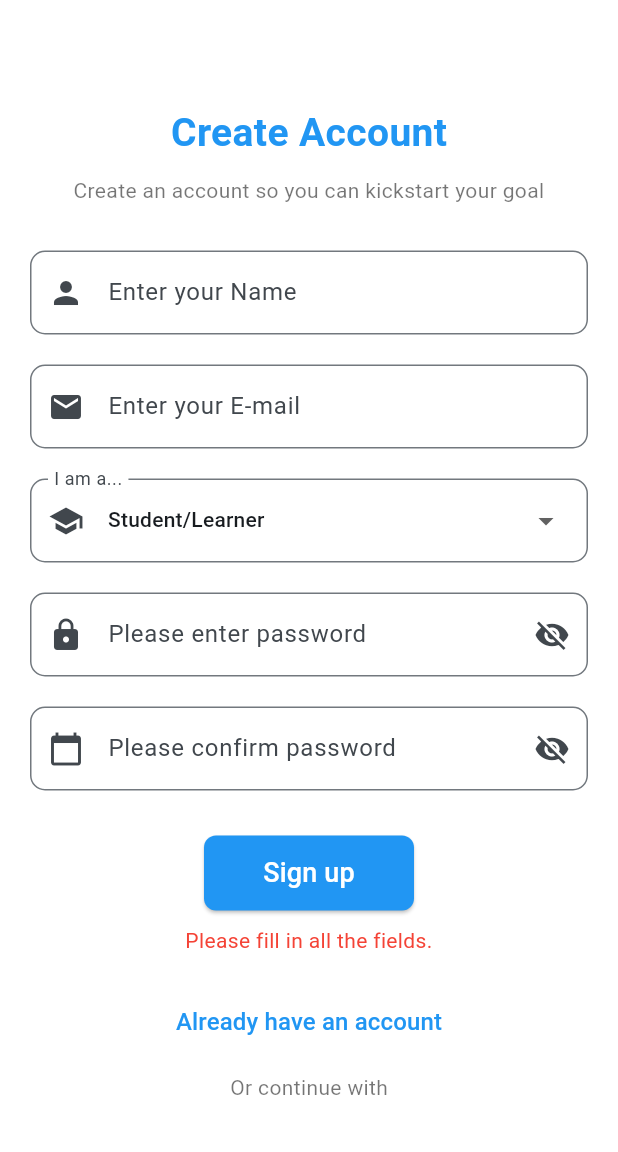
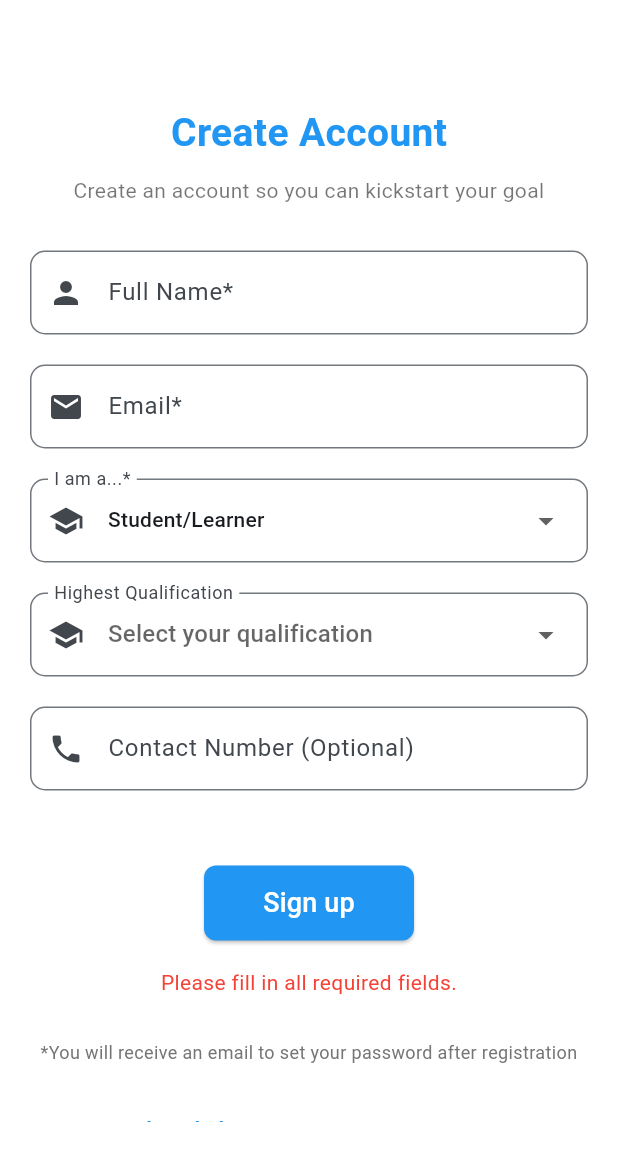
Before and after one commit to AnantKumarSingh26/Redesigned-Padhai, a Flutter app: the SignupPage screen opened directly, after a tap on "Sign up", on a phone screen of 412 x 824 dp, the part 84-1236 px from its top. Run offline on Flutter 3.47's test engine with Material 3 defaults, Android fonts, the phone set to English and light mode, and no system bars; our stand-ins replace cloud_firestore, firebase_auth, firebase_core, shared_preferences; accounts and stored records are empty; Roboto replaces fonts that are missing (Poppins).

Commit message:
Login/Signup issue solved

```diff
--- a/lib/signup.dart
+++ b/lib/signup.dart
@@ -1,3 +1,5 @@
+import 'dart:math';
+
 import 'package:flutter/material.dart';
 import 'package:firebase_auth/firebase_auth.dart';
 import 'package:cloud_firestore/cloud_firestore.dart';
@@ -12,71 +14,82 @@ class SignupPage extends StatefulWidget {
 class _SignupPageState extends State<SignupPage> {
   final TextEditingController _nameController = TextEditingController();
   final TextEditingController _emailController = TextEditingController();
-  final TextEditingController _passwordController = TextEditingController();
-  final TextEditingController _confirmPasswordController = TextEditingController();
+  final TextEditingController _contactController = TextEditingController();
   final FirebaseAuth _auth = FirebaseAuth.instance;
   final FirebaseFirestore _firestore = FirebaseFirestore.instance;
-  bool _obscurePassword = true;
-  bool _obscureConfirmPassword = true;
   String _errorMessage = '';
   String _selectedRole = 'student'; // Default role
+  String? _selectedQualification;
+  bool _isLoading = false;
 
   // List of roles for dropdown
   final List<String> _roles = ['student', 'teacher'];
 
+  // List of qualifications
+  final List<String> _qualifications = [
+    'High School',
+    'Intermediate',
+    'Undergraduate',
+    'Post Graduate',
+    'Other'
+  ];
+
   Future<void> _signup() async {
     try {
+      setState(() {
+        _isLoading = true;
+        _errorMessage = '';
+      });
+
       final String name = _nameController.text.trim();
       final String email = _emailController.text.trim();
-      final String password = _passwordController.text.trim();
-      final String confirmPassword = _confirmPasswordController.text.trim();
+      final String? contact = _contactController.text.trim().isEmpty
+          ? null
+          : _contactController.text.trim();
 
-      if (name.isEmpty || email.isEmpty || password.isEmpty || confirmPassword.isEmpty) {
+      if (name.isEmpty || email.isEmpty) {
         setState(() {
-          _errorMessage = 'Please fill in all the fields.';
+          _errorMessage = 'Please fill in all required fields.';
         });
         return;
       }
 
-      if (password != confirmPassword) {
-        setState(() {
-          _errorMessage = 'Passwords do not match.';
-        });
-        return;
-      }
+      // Generate a random password (Firebase requires min 6 chars)
+      final String randomPassword = _generateRandomPassword();
 
       // Create user with email and password in Firebase
       final UserCredential userCredential = await _auth.createUserWithEmailAndPassword(
         email: email,
-        password: password,
+        password: randomPassword,
       );
 
-      // Save additional info to Firestore with selected role
+      // Send password reset email (so user can set their own password)
+      await _auth.sendPasswordResetEmail(email: email);
+
+      // Save additional info to users_roles collection
       if (userCredential.user != null) {
         await _firestore.collection('users_roles').doc(userCredential.user!.uid).set({
           'name': name,
           'email': email,
-          'role': _selectedRole, // Use the selected role
+          'role': _selectedRole,
+          'qualification': _selectedQualification,
+          'contact': contact,
           'createdAt': FieldValue.serverTimestamp(),
+          'hasSetPassword': false, // Track if user has set their password
         });
-
-        // Optionally, send email verification
-        // await userCredential.user!.sendEmailVerification();
 
         Navigator.pop(context);
         ScaffoldMessenger.of(context).showSnackBar(
-          SnackBar(
-            content: Text('Account created successfully! You are registered as a $_selectedRole.'),
+          const SnackBar(
+            content: Text('Account created successfully! Check your email to set your password.'),
             backgroundColor: Colors.green,
           ),
         );
       }
     } on FirebaseAuthException catch (e) {
       setState(() {
-        if (e.code == 'weak-password') {
-          _errorMessage = 'The password provided is too weak.';
-        } else if (e.code == 'email-already-in-use') {
-          _errorMessage = 'The account already exists for that email.';
+        if (e.code == 'email-already-in-use') {
+          _errorMessage = 'An account already exists for that email.';
         } else if (e.code == 'invalid-email') {
           _errorMessage = 'The email provided is not valid.';
         } else {
@@ -87,7 +100,19 @@ class _SignupPageState extends State<SignupPage> {
       setState(() {
         _errorMessage = 'An unexpected error occurred: $e';
       });
+    } finally {
+      setState(() {
+        _isLoading = false;
+      });
     }
+  }
+
+  String _generateRandomPassword() {
+    // Generates a random 12-character password
+    const chars = 'abcdefghijklmnopqrstuvwxyzABCDEFGHIJKLMNOPQRSTUVWXYZ0123456789!@#\$%^&*()';
+    final random = Random.secure();
+    return String.fromCharCodes(Iterable.generate(
+      12, (_) => chars.codeUnitAt(random.nextInt(chars.length))));
   }
 
   @override
@@ -145,7 +170,7 @@ class _SignupPageState extends State<SignupPage> {
                 controller: _nameController,
                 decoration: InputDecoration(
                   prefixIcon: const Icon(Icons.person),
-                  labelText: 'Enter your Name',
+                  labelText: 'Full Name*',
                   border: OutlineInputBorder(borderRadius: BorderRadius.circular(10)),
                 ),
               ),
@@ -154,16 +179,16 @@ class _SignupPageState extends State<SignupPage> {
                 controller: _emailController,
                 decoration: InputDecoration(
                   prefixIcon: const Icon(Icons.mail),
-                  labelText: 'Enter your E-mail',
+                  labelText: 'Email*',
                   border: OutlineInputBorder(borderRadius: BorderRadius.circular(10)),
                 ),
               ),
-              const SizedBox(height: 20),
+              const SizedBox(height: 20.0),
               // Role Selection Dropdown
               InputDecorator(
                 decoration: InputDecoration(
                   prefixIcon: const Icon(Icons.school),
-                  labelText: 'I am a...',
+                  labelText: 'I am a...*',
                   border: OutlineInputBorder(borderRadius: BorderRadius.circular(10)),
                 ),
                 child: DropdownButtonHideUnderline(
@@ -189,18 +214,28 @@ class _SignupPageState extends State<SignupPage> {
                 ),
               ),
               const SizedBox(height: 20),
-              TextField(
-                controller: _passwordController,
-                obscureText: _obscurePassword,
+              // Qualification Dropdown
+              InputDecorator(
                 decoration: InputDecoration(
-                  prefixIcon: const Icon(Icons.lock),
-                  labelText: 'Please enter password',
+                  prefixIcon: const Icon(Icons.school),
+                  labelText: 'Highest Qualification',
                   border: OutlineInputBorder(borderRadius: BorderRadius.circular(10)),
-                  suffixIcon: IconButton(
-                    icon: Icon(_obscurePassword ? Icons.visibility_off : Icons.visibility),
-                    onPressed: () {
+                ),
+                child: DropdownButtonHideUnderline(
+                  child: DropdownButton<String>(
+                    value: _selectedQualification,
+                    hint: const Text('Select your qualification'),
+                    isDense: true,
+                    isExpanded: true,
+                    items: _qualifications.map((String value) {
+                      return DropdownMenuItem<String>(
+                        value: value,
+                        child: Text(value),
+                      );
+                    }).toList(),
+                    onChanged: (String? newValue) {
                       setState(() {
-                        _obscurePassword = !_obscurePassword;
+                        _selectedQualification = newValue;
                       });
                     },
                   ),
@@ -208,27 +243,20 @@ class _SignupPageState extends State<SignupPage> {
               ),
               const SizedBox(height: 20),
               TextField(
-                controller: _confirmPasswordController,
-                obscureText: _obscureConfirmPassword,
+                controller: _contactController,
+                keyboardType: TextInputType.phone,
                 decoration: InputDecoration(
-                  prefixIcon: const Icon(Icons.calendar_today),
-                  labelText: 'Please confirm password',
+                  prefixIcon: const Icon(Icons.phone),
+                  labelText: 'Contact Number (Optional)',
                   border: OutlineInputBorder(borderRadius: BorderRadius.circular(10)),
-                  suffixIcon: IconButton(
-                    icon: Icon(_obscureConfirmPassword ? Icons.visibility_off : Icons.visibility),
-                    onPressed: () {
-                      setState(() {
-                        _obscureConfirmPassword = !_obscureConfirmPassword;
-                      });
-                    },
                 ),
               ),
-              ),
+              const SizedBox(height: 20),
               const SizedBox(height: 30),
               SizedBox(
                 width: 140,
                 child: ElevatedButton(
-                  onPressed: _signup,
+                  onPressed: _isLoading ? null : _signup,
                   style: ElevatedButton.styleFrom(
                     backgroundColor: Colors.blue,
                     shape: RoundedRectangleBorder(
@@ -239,7 +267,9 @@ class _SignupPageState extends State<SignupPage> {
                       isTablet ? 50 : 50,
                     ),
                   ),
-                  child: Text(
+                  child: _isLoading
+                      ? const CircularProgressIndicator(color: Colors.white)
+                      : Text(
                           'Sign up',
                           style: TextStyle(
                             fontSize: isTablet ? 20 : 18,
@@ -250,7 +280,8 @@ class _SignupPageState extends State<SignupPage> {
               ),
               const SizedBox(height: 10),
               if (_errorMessage.isNotEmpty)
-                Center(
+                Padding(
+                  padding: const EdgeInsets.all(8.0),
                   child: Text(
                     _errorMessage,
                     style: const TextStyle(color: Colors.red),
@@ -258,45 +289,24 @@ class _SignupPageState extends State<SignupPage> {
                   ),
                 ),
               const SizedBox(height: 20),
+              Text(
+                '*You will receive an email to set your password after registration',
+                style: TextStyle(
+                  color: Colors.grey[600],
+                  fontSize: isTablet ? 14 : 12,
+                ),
+                textAlign: TextAlign.center,
+              ),
+              const SizedBox(height: 20),
               TextButton(
                 onPressed: () => Navigator.pop(context),
                 child: Text(
-                  'Already have an account',
+                  'Already have an account? Sign in',
                   style: TextStyle(
                     color: Colors.blue,
                     fontSize: isTablet ? 18 : 16,
                   ),
                 ),
-              ),
-              const SizedBox(height: 10),
-              Text(
-                'Or continue with',
-                style: TextStyle(
-                  color: Colors.black54,
-                  fontSize: isTablet ? 16 : 14,
-                ),
-              ),
-              const SizedBox(height: 15),
-              Row(
-                mainAxisAlignment: MainAxisAlignment.center,
-                children: [
-                  IconButton(
-                    icon: Icon(
-                      Icons.facebook,
-                      color: Colors.blue,
-                      size: isTablet ? 40 : 30,
-                    ),
-                    onPressed: () => bottompopup(context),
-                  ),
-                  IconButton(
-                    onPressed: () => bottompopup(context),
-                    icon: Image.asset(
-                      'assets/images/google.png',
-                      width: isTablet ? 40 : 30,
-                      height: isTablet ? 40 : 30,
-                    ),
-                  ),
-                ],
               ),
             ],
           ),
@@ -305,22 +315,3 @@ class _SignupPageState extends State<SignupPage> {
     );
   }
 }
-
-void bottompopup(BuildContext context) {
-  ScaffoldMessenger.of(context).showSnackBar(
-    const SnackBar(
-      content: Text(
-        "Your region doesn't support this feature. Sorry for inconvenience.",
-        style: TextStyle(
-          fontFamily: 'Poppins',
-          fontWeight: FontWeight.bold,
-          color: Colors.redAccent,
-          fontSize: 18,
-        ),
-        textAlign: TextAlign.center,
-      ),
-      backgroundColor: Color.fromARGB(255, 255, 255, 255),
-      duration: Duration(seconds: 3),
-    ),
-  );
-}
```
Lines whose indentation alone changed are shown as unchanged.
